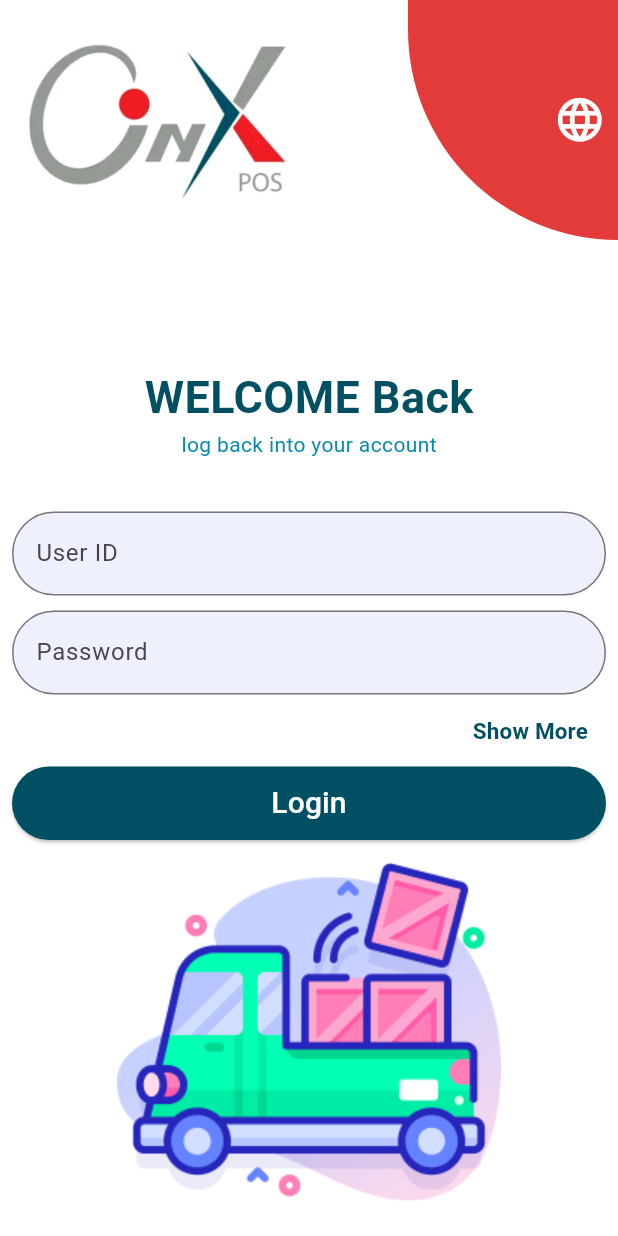
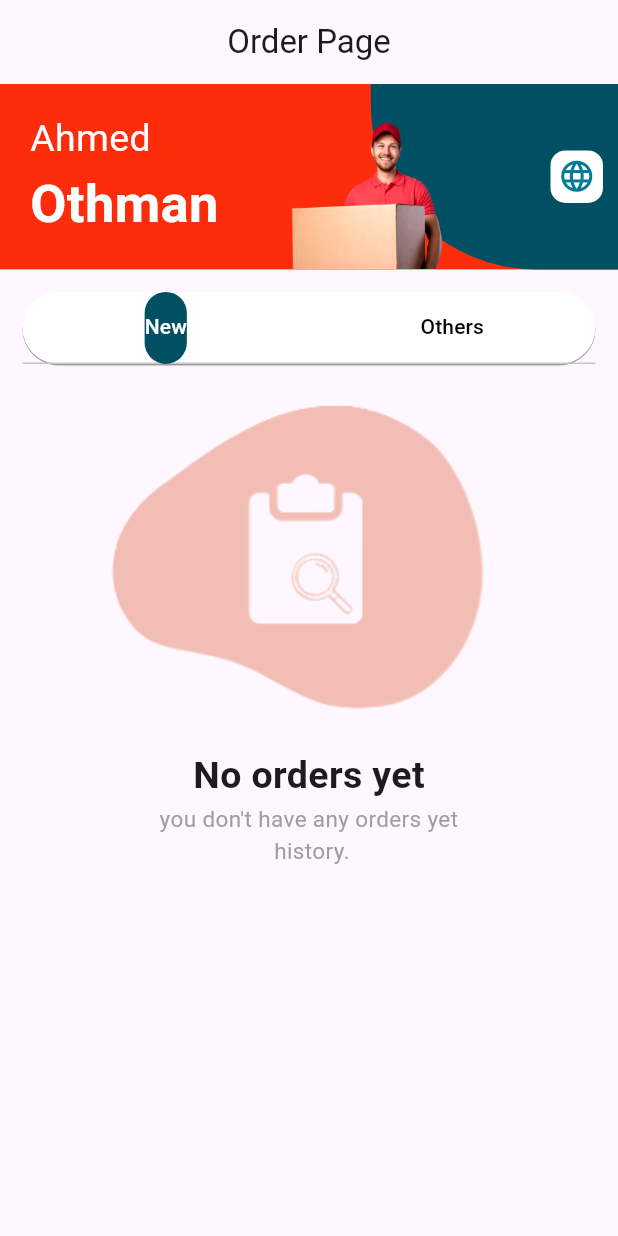
Before and after one commit to salmanwheep/flutter_task, a Flutter app: the screen it shows after launch, on a phone screen of 412 x 824 dp. Run offline on Flutter 3.47's test engine with Material 3 defaults, Android fonts, the phone set to English and light mode, and no system bars.

Commit message:
order ui add

```diff
--- a/lib/data/models/login_request.dart
+++ b/lib/data/models/login_request.dart
@@ -11,8 +11,6 @@ class LoginRequest{
       "P_DLVRY_NO": deliveryNo,
       "P_PSSWRD": password,
       "P_LANG_NO": languageNo,
-
-
     };
 
 }
--- a/lib/data/services/authApi.dart
+++ b/lib/data/services/authApi.dart
@@ -1,6 +1,6 @@
 import 'dart:convert';
-import 'dart:io';
-import 'dart:js_interop';
+
+
 
 import 'package:http/http.dart' as http;
 
--- a/lib/main.dart
+++ b/lib/main.dart
@@ -1,10 +1,27 @@
 import 'package:flutter/material.dart';
-import 'package:flutter/rendering.dart';
+
+import 'package:flutter_task/data/repository/auth_repository.dart';
+import 'package:flutter_task/data/services/authApi.dart';
 import 'package:flutter_task/ui/login/view/login_screen.dart';
+import 'package:flutter_task/ui/login/view_models/login_viewmodels.dart';
+import 'package:flutter_task/ui/order/view/order_page.dart';
+import 'package:provider/provider.dart';
 
 void main() {
   // debugPaintSizeEnabled=true;
-  runApp(const MyApp());
+
+  runApp(MultiProvider(
+    providers: [
+      Provider(create: (context) => AuthApi()),
+      ChangeNotifierProvider(
+        create: (context) =>
+        AuthRepository(
+          authApi: context.read(),
+        ),
+      ),
+
+    ],
+  child:  const MyApp()));
 }
 
 class MyApp extends StatelessWidget {
@@ -14,13 +31,18 @@ class MyApp extends StatelessWidget {
   @override
   Widget build(BuildContext context) {
     return MaterialApp(
+      routes:
+      {
+        // "/":(context)=> loginScreen(viewModel: loginViewModels(authRepository: context.read()))
+      },
 debugShowCheckedModeBanner: false,
       title: 'Flutter Demo',
       theme: ThemeData(
 
         colorScheme: ColorScheme.fromSeed(seedColor: Colors.deepPurple),
       ),
-      home: const loginScreen(),
+      home:OrderPage()
+      // loginScreen(viewModel: loginViewModels(authRepository: context.read()))
     );
   }
 }
--- a/lib/ui/login/view/login_screen.dart
+++ b/lib/ui/login/view/login_screen.dart
@@ -5,7 +5,9 @@ import '../../../data/models/login_request.dart';
 import '../view_models/login_viewmodels.dart';
 
 class loginScreen extends StatelessWidget {
-  const loginScreen();
+  const loginScreen({super.key, required this.viewModel});
+
+   final loginViewModels viewModel;
 
   // final loginViewModel viewModel;
 
--- a/lib/ui/login/view_models/login_viewmodels.dart
+++ b/lib/ui/login/view_models/login_viewmodels.dart
@@ -1,14 +1,18 @@
 import 'package:flutter_task/data/repository/auth_repository.dart';
 
-import '../../../data/services/authApi.dart';
+
+import '../../../utils/command.dart';
 import '../../../utils/result.dart';
 class loginViewModels  {
   loginViewModels({
     required AuthRepository authRepository,
-  }) : _authRepository = authRepository;
+  }) : _authRepository = authRepository{
+    login = Command1<void,(int, String)>(_login);
+  }
   final AuthRepository _authRepository;
-
-  Future<Result<void>> login(int userId, String password) async {
+  late Command1 login;
+  Future<Result<void>> _login((int userId, String password) credentials) async {
+    final (userId,password) = credentials;
 
       final result = await _authRepository.login(userId, password);
       return result;
--- /dev/null
+++ b/lib/ui/order/view/order_page.dart
@@ -0,0 +1,161 @@
+import 'package:flutter/material.dart';
+import 'package:flutter_task/ui/order/view/card.dart';
+// import 'package:text';
+class OrderPage extends StatefulWidget {
+  const OrderPage({Key? key}) : super(key: key);
+
+  @override
+  State<OrderPage> createState() => _OrderPageState();
+}
+
+class _OrderPageState extends State<OrderPage> with SingleTickerProviderStateMixin{
+
+TabController? _tabController;
+@override
+void initState() {
+  super.initState();
+  _tabController = TabController(length: 2, vsync: this);
+}
+@override
+void dispose() {
+  _tabController!.dispose();
+  super.dispose();
+}
+  @override
+  Widget build(BuildContext context) {
+    int countItemNew = 0;
+    int countItemoters = 10;
+    // TODO: implement build
+    return Scaffold(
+      appBar: AppBar(title: Text("Order Page"), centerTitle: true),
+      body: Center(
+        child: Column(
+          children: [
+            Container(
+              color: Color(0xfffd2c0a),
+              height: MediaQuery.of(context).size.height * 0.15,
+              width: double.infinity,
+              child: Stack(
+                children:[
+
+                  Row(
+                  children: [
+                    Expanded(flex: 3, child: Padding(
+                      padding: EdgeInsets.only(left: 20),
+                      child: Column(
+                                              mainAxisAlignment: MainAxisAlignment.center,
+                                                crossAxisAlignment:CrossAxisAlignment.start ,
+                                              children: [
+                                              Text("Ahmed",style: TextStyle(color: Colors.white,fontSize: 25)),
+                                                Text("Othman",style: TextStyle(color: Colors.white,fontSize: 35,fontWeight: FontWeight.bold,))
+                                            ],)
+                    )),
+
+                    Expanded(
+                      flex: 2,
+                      child: Container(
+                        padding: EdgeInsets.all(10),
+                        decoration: BoxDecoration(
+                          color: Color(0xff004f62),
+                          borderRadius: BorderRadius.only(
+                            bottomLeft: Radius.circular(110),
+                          ),
+                        ),
+                        alignment: Alignment.centerRight,
+
+                        child: GestureDetector(
+                          onTap: ()=>{},
+                          child: Container(
+                            padding: EdgeInsets.all(5),
+                            decoration: BoxDecoration(
+                              color: Colors.white,
+                              borderRadius: BorderRadius.all( Radius.circular(10),
+                              )),
+                            child: Icon(
+                                Icons.language_outlined,
+                                size: 25,
+                                color: Color(0xff057998),
+
+                            ),
+                          ),
+                        ),
+                      ),
+                    ),
+                  ],
+               ),
+                  Positioned(
+                      left:MediaQuery.of(context).size.width*.45,
+                      bottom: 0,
+
+                      child: Image.asset("imgs/man.png",height: 100,width: 120,fit: BoxFit.fill)
+                  ),
+                ]
+              ),
+            ),
+      Container(
+        // height: 50,
+        // width: 250,
+        margin: EdgeInsets.all(15),
+        decoration: BoxDecoration(
+          color: Colors.white,
+
+          borderRadius: BorderRadius.circular(25),
+          boxShadow: [BoxShadow(
+            color: Colors.grey,
+            offset: Offset(0.0, 1.0), //(x,y)
+
+          )]
+        ),
+        child: TabBar(
+
+          labelColor: Colors.white,
+          unselectedLabelColor: Colors.black,
+
+
+          controller: _tabController,
+          indicator: BoxDecoration(
+
+            borderRadius: BorderRadius.circular(25),
+            color: Color(0xff004f62),
+          ),
+
+            tabs: [
+         Tab(text:  "New"),
+          Tab(text:  "Others"),
+
+        ],
+        )
+
+      ),
+      Expanded(child:       TabBarView(
+        controller: _tabController,
+              children: [
+                countItemNew==0?
+                    Column(
+                      children: [
+                        Image.asset("imgs/empty.png",fit: BoxFit.fill,),
+                        Text("No orders yet",style: TextStyle(fontSize: 25,fontWeight: FontWeight.bold,)),
+                        Text("you don't have any orders yet \n history.",textAlign: TextAlign.center,style: TextStyle(color: Colors.grey,fontSize: 15),)
+                      ],
+                    ):
+                ListView.builder(
+                  itemCount: countItemNew,
+                  itemBuilder: (context, index) =>
+                      OrderCard(date: "1/1/2020", price: "400 LE", status: "New"),
+                ),
+
+                ListView.builder(
+                  itemCount: countItemoters,
+                  itemBuilder: (context, index) =>
+                      OrderCard(date: "11/6/2020", price: "6378 LE", status: "Delivered"),
+                ),
+              ],
+
+            )),
+
+          ],
+        ),
+      ),
+    );
+  }
+}
```
Also changed, not shown: lib/ui/order/view/card.dart (added, +108 -0 lines), imgs/empty.png (added), imgs/man.png, imgs/not_found.jpg (deleted).
